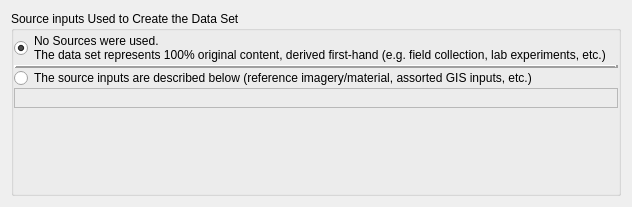
DOI-USGS/fort-pymdwizard, file pymdwizard/gui/ui_files/sourceinput.ui: the form before one commit.
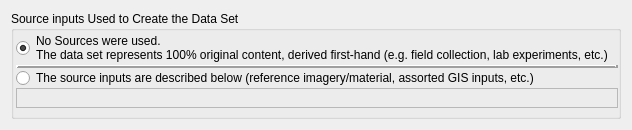
The form after the commit.

Patch:
```diff
--- a/pymdwizard/gui/ui_files/sourceinput.ui
+++ b/pymdwizard/gui/ui_files/sourceinput.ui
@@ -7,9 +7,15 @@
     <x>0</x>
     <y>0</y>
     <width>632</width>
-    <height>207</height>
+    <height>130</height>
    </rect>
   </property>
+  <property name="minimumSize">
+   <size>
+    <width>0</width>
+    <height>100</height>
+   </size>
+  </property>
   <property name="windowTitle">
    <string>Form</string>
   </property>
@@ -24,7 +30,7 @@
        <number>0</number>
       </property>
       <property name="leftMargin">
-       <number>0</number>
+       <number>2</number>
       </property>
       <property name="topMargin">
        <number>0</number>
```
Left out of the diff: 4 changed lines with no effect on the pictures.
